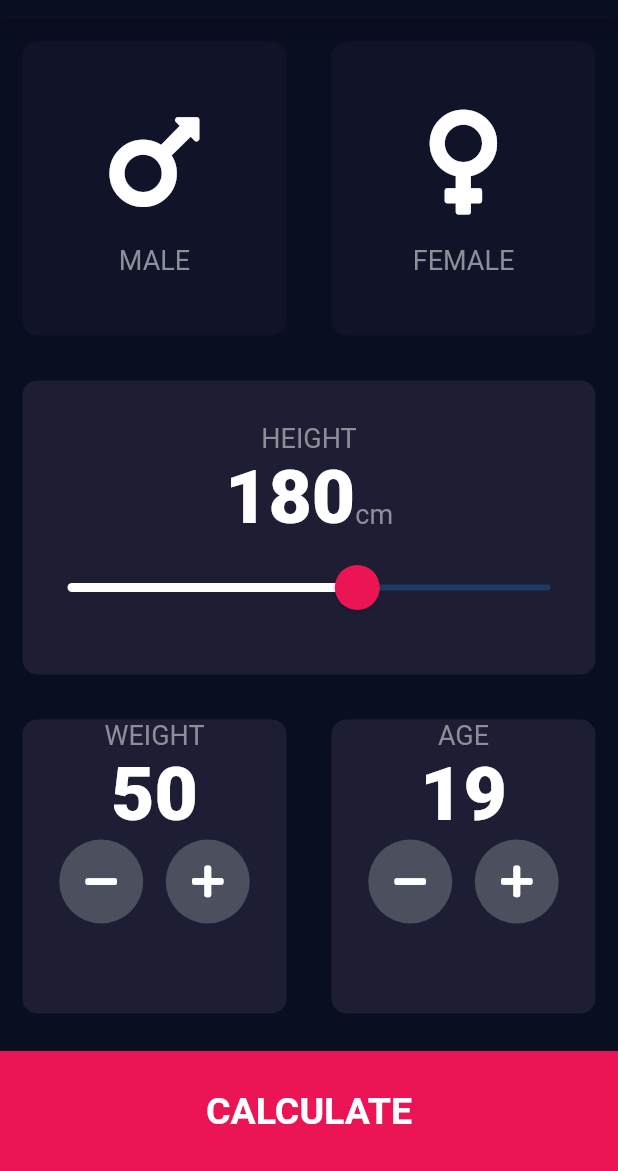
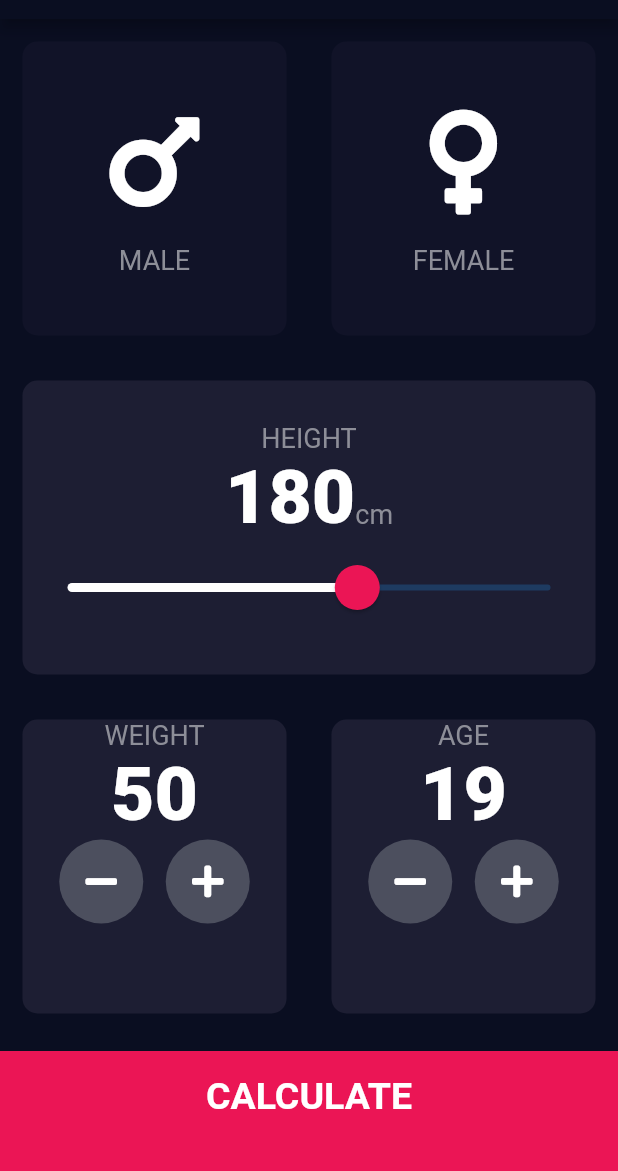
Before and after one commit to muskanrani/BMI-Calculator, a Flutter app: the screen it shows after launch, on a phone screen of 412 x 824 dp, the part 65-1236 px from its top. Run offline on Flutter 3.47's test engine with Material 2 defaults, Android fonts, the phone set to English and light mode, and no system bars; our stand-ins replace font_awesome_flutter.

Commit message:
Design Completed

```diff
--- /dev/null
+++ b/lib/components/bottom_button.dart
@@ -0,0 +1,25 @@
+import 'package:flutter/material.dart';
+import '../constants.dart';
+class BottomButton extends StatelessWidget {
+  BottomButton({@required this.buttonTitle, @required this.onTap}) ;
+  final String buttonTitle;
+  final Function onTap;
+  @override
+  Widget build(BuildContext context) {
+    return GestureDetector(
+      onTap: onTap,
+      child: Container(
+        child: Center(
+          child: Text(buttonTitle,
+            style: kLargeButtonTextStyle,
+          ),
+        ),
+        color: kBottomCardColour,
+        margin: EdgeInsets.only(top: 10.0),
+        padding: EdgeInsets.only(bottom: 20.0),
+        width: double.infinity,
+        height: kBottomContainerHeight,
+      ),
+    );
+  }
+}
--- a/lib/icon_content.dart
+++ b/lib/components/icon_content.dart
@@ -1,5 +1,5 @@
 import 'package:flutter/material.dart';
-import 'constants.dart';
+import 'package:bmi_calculator/constants.dart';
 
 class IconContent extends StatelessWidget {
   IconContent({this.icon , this.label});
--- /dev/null
+++ b/lib/components/round_icon_button.dart
@@ -0,0 +1,22 @@
+import 'package:flutter/material.dart';
+class RoundIconButton extends StatelessWidget {
+  RoundIconButton({@required this.icon, @required this.onPressed});
+
+  final IconData icon;
+  final Function onPressed;
+
+  @override
+  Widget build(BuildContext context) {
+    return RawMaterialButton(
+      elevation: 0.0,
+      child: Icon(icon),
+      onPressed: onPressed,
+      constraints: BoxConstraints.tightFor(
+        width: 56.0,
+        height: 56.0,
+      ),
+      shape: CircleBorder(),
+      fillColor: Color(0xFF4C4F5E),
+    );
+  }
+}
--- a/lib/main.dart
+++ b/lib/main.dart
@@ -1,5 +1,5 @@
 import 'package:flutter/material.dart';
-import 'input_page.dart';
+import 'screens/input_page.dart';
 void main() => runApp(BMICalculator());
 
 class BMICalculator extends StatelessWidget {
--- a/lib/input_page.dart
+++ b/lib/screens/input_page.dart
@@ -1,11 +1,12 @@
 import 'package:flutter/cupertino.dart';
 import 'package:flutter/material.dart';
 import 'package:font_awesome_flutter/font_awesome_flutter.dart';
-import 'icon_content.dart';
-import 'reusable_card.dart';
-import 'constants.dart';
+import 'package:bmi_calculator/components/icon_content.dart';
+import '../components/reusable_card.dart';
+import '../constants.dart';
 import 'results_page.dart';
-
+import '../components/bottom_button.dart';
+import 'package:bmi_calculator/components/round_icon_button.dart';
 enum Gender{
   female,
   male,
@@ -200,45 +201,12 @@ class _InputPageState extends State<InputPage> {
               ),
 
             ),
-          GestureDetector(
-            onTap: (){
+          BottomButton(buttonTitle: 'CALCULATE',
+               onTap: (){
               Navigator.push(context, MaterialPageRoute(builder: (context) => ResultsPage()));
-            },
-            child: Container(
-              child: Center(
-                child: Text('CALCULATE',
-                style: kLargeButtonTextStyle,
-                ),
-              ),
-              color: kBottomCardColour,
-              margin: EdgeInsets.only(top: 10.0),
-              width: double.infinity,
-              height: kBottomContainerHeight,
-            ),
-          ),
+            },),
           ],
         ),
     );
   }
 }
-class RoundIconButton extends StatelessWidget {
-  RoundIconButton({@required this.icon, @required this.onPressed});
-
-  final IconData icon;
-  final Function onPressed;
-
-  @override
-  Widget build(BuildContext context) {
-    return RawMaterialButton(
-      elevation: 0.0,
-      child: Icon(icon),
-      onPressed: onPressed,
-      constraints: BoxConstraints.tightFor(
-        width: 56.0,
-        height: 56.0,
-      ),
-      shape: CircleBorder(),
-      fillColor: Color(0xFF4C4F5E),
-    );
-  }
-}
```
Also changed, not shown: lib/constants.dart (+21 -0 lines), lib/results_page.dart (deleted, +0 -12 lines), lib/screens/results_page.dart (added, +56 -0 lines), lib/components/reusable_card.dart (renamed from lib/reusable_card.dart).
